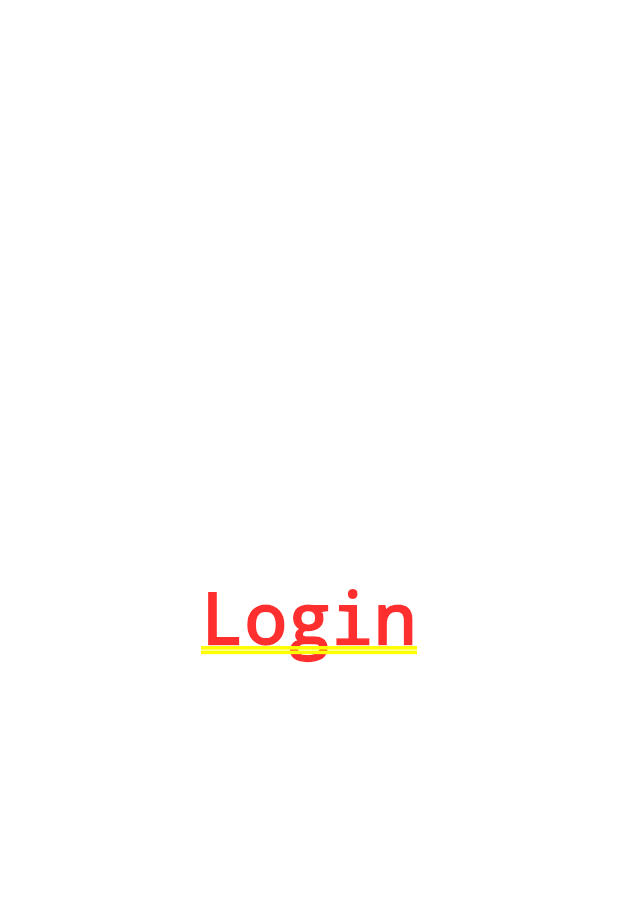
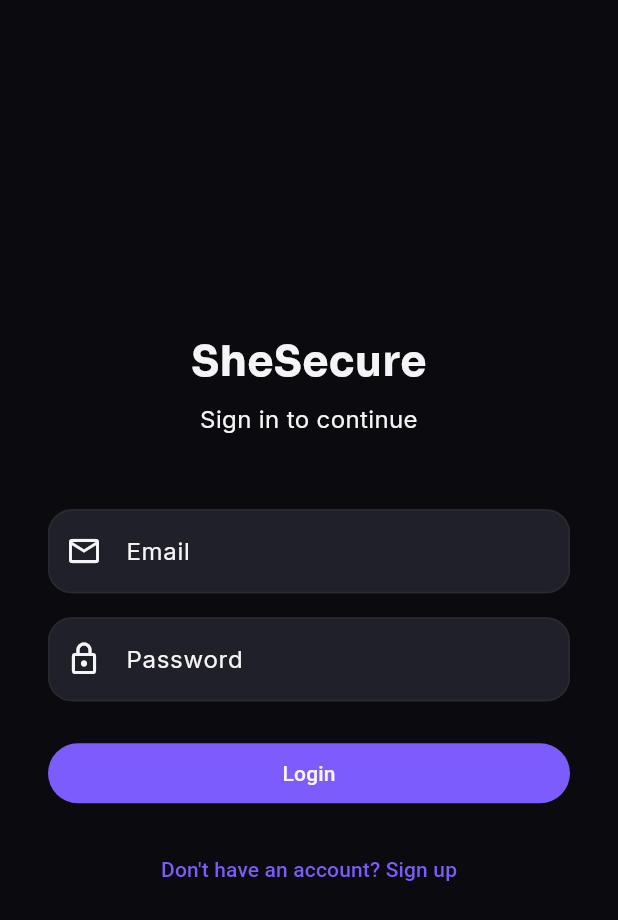
Before and after one commit to moiz-codez/she_secure, a Flutter app: the screen it shows after launch, after a tap on "Skip", on a phone screen of 412 x 824 dp. Shown: the top 920 px of the screen. Run offline on Flutter 3.47's test engine with Material 3 defaults, Android fonts, the phone set to English and light mode, and no system bars; our stand-ins replace firebase_auth, firebase_core, flutter_riverpod, go_router, google_fonts, shared_preferences; accounts and stored records are empty.

Commit message:
feat(auth): add login form with Firebase Auth integration

```diff
--- a/lib/features/auth/presentation/login_screen.dart
+++ b/lib/features/auth/presentation/login_screen.dart
@@ -1,10 +1,124 @@
 import 'package:flutter/material.dart';
+import 'package:go_router/go_router.dart';
+import 'package:firebase_auth/firebase_auth.dart';
+import 'package:she_secure/shared/theme/app_text_styles.dart';
 
-class LoginScreen extends StatelessWidget {
+class LoginScreen extends StatefulWidget {
   const LoginScreen({super.key});
 
   @override
+  State<LoginScreen> createState() => _LoginScreenState();
+}
+
+class _LoginScreenState extends State<LoginScreen> {
+  final _formKey = GlobalKey<FormState>();
+  final _emailCtrl = TextEditingController();
+  final _passwordCtrl = TextEditingController();
+  bool _loading = false;
+
+  @override
+  void dispose() {
+    _emailCtrl.dispose();
+    _passwordCtrl.dispose();
+    super.dispose();
+  }
+
+  Future<void> _login() async {
+    if (!_formKey.currentState!.validate()) return;
+
+    setState(() => _loading = true);
+
+    try {
+      await FirebaseAuth.instance.signInWithEmailAndPassword(
+        email: _emailCtrl.text.trim(),
+        password: _passwordCtrl.text,
+      );
+      if (mounted) context.go('/home');
+    } on FirebaseAuthException catch (e) {
+      if (mounted) {
+        ScaffoldMessenger.of(context).showSnackBar(
+          SnackBar(content: Text(e.message ?? 'Login failed')),
+        );
+      }
+    } finally {
+      if (mounted) setState(() => _loading = false);
+    }
+  }
+
+  @override
   Widget build(BuildContext context) {
-    return const Center(child: Text('Login'));
+    return Scaffold(
+      body: SafeArea(
+        child: Center(
+          child: SingleChildScrollView(
+            padding: const EdgeInsets.symmetric(horizontal: 32),
+            child: Form(
+              key: _formKey,
+              child: Column(
+                mainAxisAlignment: MainAxisAlignment.center,
+                crossAxisAlignment: CrossAxisAlignment.stretch,
+                children: [
+                  Text(
+                    'SheSecure',
+                    style: AppTextStyles.displayMedium,
+                    textAlign: TextAlign.center,
+                  ),
+                  const SizedBox(height: 8),
+                  Text(
+                    'Sign in to continue',
+                    style: AppTextStyles.bodyLarge,
+                    textAlign: TextAlign.center,
+                  ),
+                  const SizedBox(height: 48),
+                  TextFormField(
+                    controller: _emailCtrl,
+                    keyboardType: TextInputType.emailAddress,
+                    decoration: const InputDecoration(
+                      labelText: 'Email',
+                      prefixIcon: Icon(Icons.email_outlined),
+                    ),
+                    validator: (v) {
+                      if (v == null || v.isEmpty) return 'Email is required';
+                      if (!v.contains('@')) return 'Enter a valid email';
+                      return null;
+                    },
+                  ),
+                  const SizedBox(height: 16),
+                  TextFormField(
+                    controller: _passwordCtrl,
+                    obscureText: true,
+                    decoration: const InputDecoration(
+                      labelText: 'Password',
+                      prefixIcon: Icon(Icons.lock_outlined),
+                    ),
+                    validator: (v) {
+                      if (v == null || v.isEmpty) return 'Password is required';
+                      if (v.length < 6) return 'Minimum 6 characters';
+                      return null;
+                    },
+                  ),
+                  const SizedBox(height: 24),
+                  FilledButton(
+                    onPressed: _loading ? null : _login,
+                    child: _loading
+                        ? const SizedBox(
+                            height: 20,
+                            width: 20,
+                            child: CircularProgressIndicator(strokeWidth: 2),
+                          )
+                        : const Text('Login'),
+                  ),
+                  const SizedBox(height: 16),
+                  TextButton(
+                    onPressed: () => context.go('/signup'),
+                    child: const Text("Don't have an account? Sign up"),
+                  ),
+                ],
+              ),
+            ),
+          ),
+        ),
+      ),
+    );
   }
 }
```
Also changed, not shown: 1 other file.
